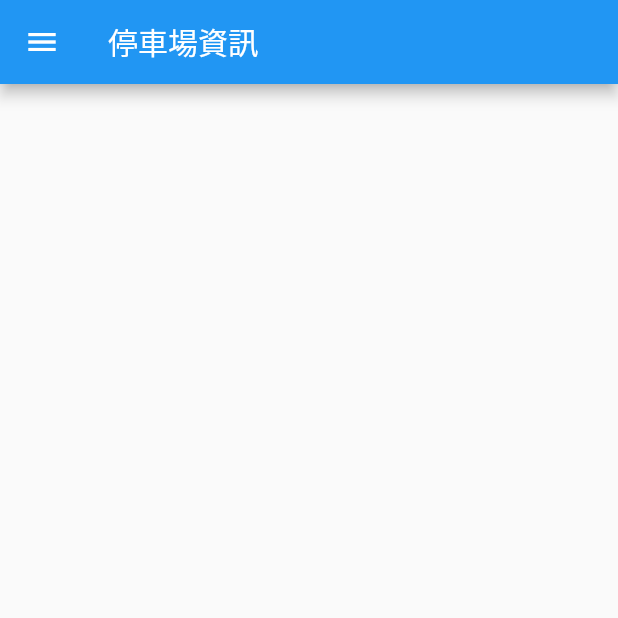
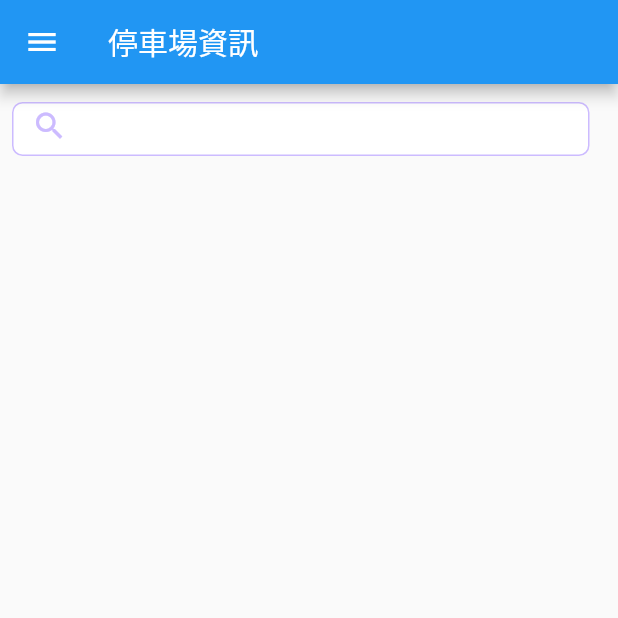
Before and after one commit to cheenjame/mvvm_expample, a Flutter app: the screen it shows after launch, on a phone screen of 412 x 824 dp, the top half of it. Run offline on Flutter 3.47's test engine with Material 2 defaults, Android fonts, the phone set to English and light mode, and no system bars; network calls fail.

Commit message:
feat: 停車場資訊新增搜尋功能
新增google map 導航

```diff
--- a/lib/parking/parking_page.dart
+++ b/lib/parking/parking_page.dart
@@ -1,15 +1,43 @@
+import 'dart:io';
+
 import 'package:flutter/material.dart';
+import 'package:mvvm_expample/colors.dart';
+import 'package:mvvm_expample/drawer.dart';
 import 'package:mvvm_expample/generated/l10n.dart';
 import 'package:mvvm_expample/parking/parking_view_model.dart';
 import 'package:mvvm_expample/repository/repository.dart';
-import 'package:mvvm_expample/drawer.dart';
+import 'package:mvvm_expample/utils/marker_extension.dart';
 import 'package:provider/provider.dart';
+import 'package:url_launcher/url_launcher.dart';
 
-class ParkingPage extends StatelessWidget {
+/// 停車場資訊列表頁
+class ParkingPage extends StatefulWidget {
   ParkingPage({ParkingViewModel? viewModel})
       : _viewModel = viewModel ?? ParkingViewModel();
   final ParkingViewModel _viewModel;
+
+  @override
+  _ParkingState createState() => _ParkingState();
+}
+
+class _ParkingState extends State<ParkingPage> {
+  late ParkingViewModel _viewModel;
   final _refreshKey = GlobalKey<RefreshIndicatorState>();
+  final _controller = TextEditingController();
+  final _focus = FocusNode();
+
+  @override
+  void initState() {
+    super.initState();
+    _viewModel = widget._viewModel;
+    _focus.addListener(() => _viewModel.editing(_focus.hasFocus));
+  }
+
+  @override
+  void dispose() {
+    super.dispose();
+    _controller.dispose();
+  }
 
   @override
   Widget build(BuildContext context) {
@@ -23,10 +51,11 @@ class ParkingPage extends StatelessWidget {
         title: Text(MvvmApp.of(context).parkingLotInformation),
       ),
       drawer: MvvmDrawer(),
-      body: ChangeNotifierProvider.value(
+      body: Column(children: [
+        _buildSearchTextField(),
+        Expanded(
+          child: ChangeNotifierProvider.value(
               value: _viewModel.items,
-        child: Column(children: [
-          Expanded(
               child: RefreshIndicator(
                 key: _refreshKey,
                 child: Consumer<ValueNotifier<List<HsinchuCityParking>>>(
@@ -37,16 +66,68 @@ class ParkingPage extends StatelessWidget {
                       itemCount: items.value.length),
                 ),
                 onRefresh: _viewModel.getHsinchuParking,
+              )),
+        )
+      ]),
+    );
+  }
+
+  /// 搜尋輸入框
+  Widget _buildSearchTextField() {
+    return Container(
+        margin: const EdgeInsets.fromLTRB(8, 12, 19, 12),
+        height: 36,
+        decoration: BoxDecoration(
+            border: Border.all(
+              color: mainColor,
+            ),
+            color: Colors.white,
+            borderRadius: const BorderRadius.all(Radius.circular(7.0))),
+        child: ChangeNotifierProvider.value(
+          value: _viewModel,
+          child: Container(
+            margin: const EdgeInsets.only(bottom: 4),
+            child: Selector<ParkingViewModel, bool>(
+              selector: (_, model) => model.isEditing,
+              builder: (context, isEditing, child) => TextField(
+                focusNode: _focus,
+                controller: _controller,
+                decoration: InputDecoration(
+                    enabledBorder: const UnderlineInputBorder(
+                        borderSide: BorderSide(color: Colors.transparent)),
+                    focusedBorder: const UnderlineInputBorder(
+                        borderSide: BorderSide(color: Colors.transparent)),
+                    prefixIcon: const Icon(
+                      Icons.search,
+                      color: mainColor,
+                    ),
+                    suffixIcon: isEditing
+                        ? InkWell(
+                            onTap: _clearTextField,
+                            child: const Icon(
+                              Icons.cancel_rounded,
+                              color: Colors.black,
                             ),
                           )
-        ]),
+                        : null),
+                onChanged: (text) => _viewModel.inputText(text),
               ),
-    );
+            ),
+          ),
+        ));
+  }
+
+  /// 清除輸入框內容
+  void _clearTextField() {
+    _controller.clear();
+    _viewModel.inputText('');
+    _viewModel.getHsinchuParking();
   }
 
   /// 停車場資訊內容
   Widget _buildParkingItem(BuildContext context, HsinchuCityParking parking) {
-    return Container(
+    return InkWell(
+      child: Container(
         margin: const EdgeInsets.only(left: 20),
         child: Column(crossAxisAlignment: CrossAxisAlignment.start, children: [
           Text(
@@ -76,24 +157,28 @@ class ParkingPage extends StatelessWidget {
               style: const TextStyle(fontSize: 11, color: Colors.red),
             ),
           ),
-        _buildLocomotive(
+          _buildParkingSpace(
               MvvmApp.of(context).totalCar,
               MvvmApp.of(context).carRemaining,
               parking.carTotal ?? '',
               parking.carSurplus ?? ''),
-        _buildLocomotive(
+          _buildParkingSpace(
               MvvmApp.of(context).totalLocomotive,
               MvvmApp.of(context).locomotiveRemaining,
               parking.locomotiveTotal ?? '',
               parking.locomotiveSurplus ?? '')
         ]),
+      ),
+      onTap: () => _openGoogleMap(parking),
     );
   }
 
-  Widget _buildLocomotive(String totalTitle, String numberTitle, String total,
+/// 車位資訊
+  Widget _buildParkingSpace(String totalTitle, String numberTitle, String total,
       String locomotiveSurplus) {
-    if (_viewModel.isTotal(total))
+    if (_viewModel.isTotal(total)) {
       return Container();
+    }
     return Row(
       children: [
         Expanded(
@@ -108,4 +193,32 @@ class ParkingPage extends StatelessWidget {
       ],
     );
   }
+
+  /// 開啟google 導航
+  Future<void> _openGoogleMap(HsinchuCityParking parking) async {
+    if (!parking.isLocationVaild()) {
+      return;
     }
+
+    print('XXXX = $parking');
+    final lat = double.parse(parking.latitude ?? '');
+    final lng = double.parse(parking.longitude ?? '');
+    final google = 'comgooglemaps://?daddr=$lat,$lng&directionsmode=d';
+    final google1 = Uri.parse('google.navigation:q=$lat,$lng&mode=d');
+    final google2 = Uri.parse('geo:0,0?q=$lat,$lng(${parking.name})');
+    final google3 =
+        'https://www.google.com/maps/dir/?api=1&destination=$lat,$lng&travelmode=driving&dir_action=navigate';
+    final apple = 'https://maps.apple.com/?daddr=$lat,$lng&dirflg=d';
+    if (Platform.isIOS && await canLaunch(google)) {
+      await launch(google);
+    } else if (Platform.isIOS && await canLaunch(apple)) {
+      await launch(apple);
+    } else if (await canLaunch(google1.toString())) {
+      await launch(google1.toString());
+    } else if (await canLaunch(google2.toString())) {
+      await launch(google2.toString());
+    } else if (await canLaunch(google3)) {
+      await launch(google3);
+    }
+  }
+}
--- a/lib/repository/repository.dart
+++ b/lib/repository/repository.dart
@@ -72,8 +72,8 @@ class HsinchuCityParking {
         carSurplus = json['汽車剩餘車位'] ?? '',
         locomotiveTotal = json['機車總車位'] ?? '',
         locomotiveSurplus = json['機車剩餘車位'] ?? '',
-        longitude = json['X座標'] ?? '',
-        latitude = json['Y座標'];
+        latitude = json['X座標'] ?? '',
+        longitude = json['Y座標'];
   final String? name;
   final String? address;
   final String? time;
@@ -83,8 +83,13 @@ class HsinchuCityParking {
   final String? carSurplus;
   final String? locomotiveTotal;
   final String? locomotiveSurplus;
+
+  /// 緯度
+  final String? latitude;
+
+  /// 經度
   final String? longitude;
-  final String? latitude;
+
   @override
   String toString() {
     return 'HsinchuCityParking(name = $name , address = $address , time = $time , weekdays = $weekdays , holiday = $holiday , carTotal = $carTotal , carSurplus = $carSurplus , locomotiveTotal = $locomotiveTotal , locomotiveSurplus = $locomotiveSurplus, longitude = $longitude, latitude = $latitude )';
```
Also changed, not shown: lib/parking/parking_view_model.dart (+36 -2 lines), lib/utils/marker_extension.dart (added, +11 -0 lines), pubspec.yaml (+4 -3 lines), lib/generated/intl/messages_all.dart, lib/generated/intl/messages_en.dart, lib/generated/intl/messages_zh_TW.dart, lib/generated/l10n.dart, pubspec.lock (added), 1 other file. Lines whose indentation alone changed are shown as unchanged.
